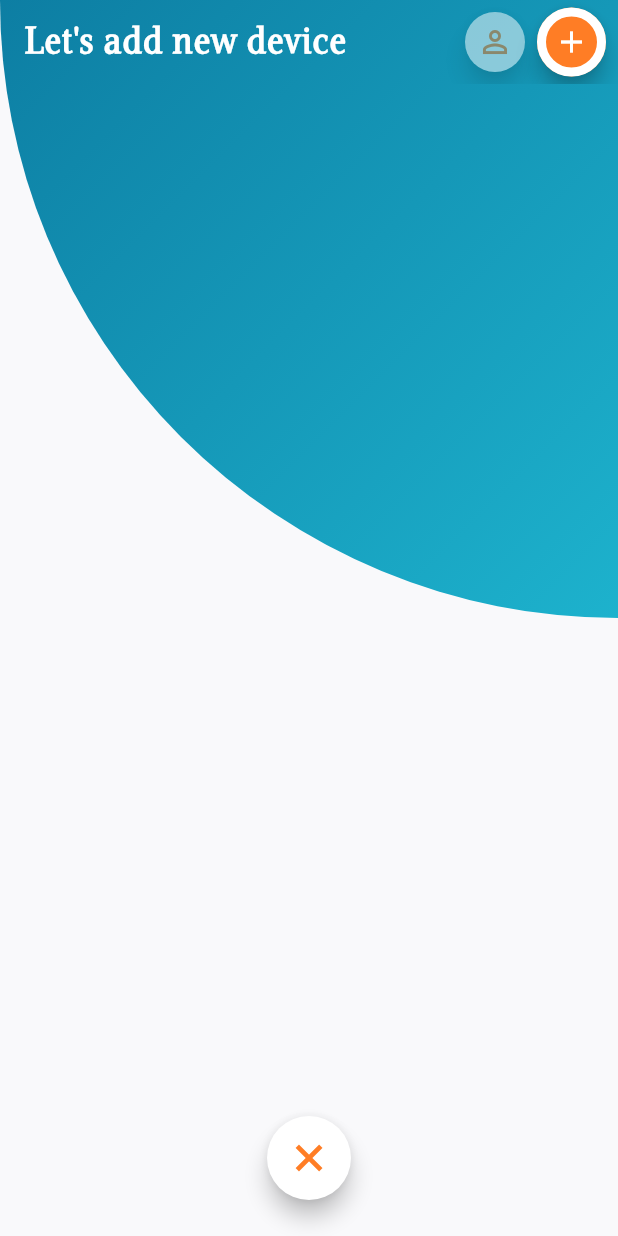
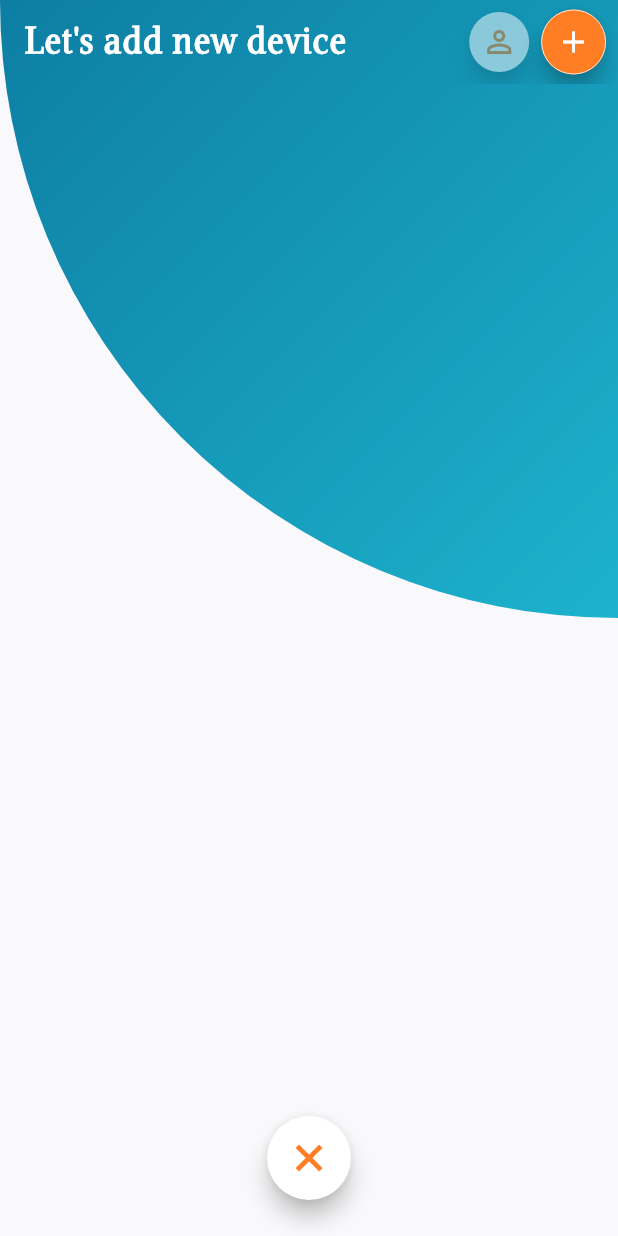
Before and after one commit to Defuera/copybot, a Flutter app: the screen it shows after launch, on a phone screen of 412 x 824 dp. Run offline on Flutter 3.47's test engine with Material 2 defaults, Android fonts, the phone set to English and light mode, and no system bars; our stand-ins replace bloc, flutter_bloc.

```diff
--- a/lib/devices/devices_bloc.dart
+++ b/lib/devices/devices_bloc.dart
@@ -11,12 +11,15 @@ class DevicesBloc extends Bloc<Event, ViewModel> {
       case Event.HIDE_ADD_DEVICE_REVEAL:
         yield ViewModel(showAddDevicesReveal: false);
         break;
+      case Event.SHOW_ADD_DEVICE_REVEAL:
+        yield ViewModel(showAddDevicesReveal: true);
+        break;
 //      case Event.NAVIGATE_TO_PROFILE:
 //        break;
 //      case Event.NAVIGATE_TO_ADD_DEVICE:
 //        break;
       default:
-        throw Exception("unkown error");
+        throw Exception("unkown state");
     }
   }
 }
@@ -30,6 +33,7 @@ class ViewModel {
 
 enum Event {
   HIDE_ADD_DEVICE_REVEAL,
+  SHOW_ADD_DEVICE_REVEAL,
 //  NAVIGATE_TO_PROFILE,
 //  NAVIGATE_TO_ADD_DEVICE
 }
--- a/lib/devices/devices_page.dart
+++ b/lib/devices/devices_page.dart
@@ -2,11 +2,10 @@ import 'dart:math';
 
 import 'package:bot/common/models/device.dart';
 import 'package:bot/common/theme.dart';
-import 'package:bot/common/utils/navigation_utils.dart';
 import 'package:bot/devices/devices_bloc.dart';
-import 'package:bot/devices/fancy_background.dart';
-import 'package:bot/new_device_wizard/wizard_page.dart';
-import 'package:bot/profile/profile_page.dart';
+import 'package:bot/devices/widgets/add_device_floating_button.dart';
+import 'package:bot/devices/widgets/fancy_background.dart';
+import 'package:bot/devices/widgets/profile_button.dart';
 import 'package:flutter/material.dart';
 import 'package:flutter_bloc/flutter_bloc.dart';
 
@@ -17,7 +16,7 @@ class DevicesPage extends StatefulWidget {
   _DevicesPageState createState() => _DevicesPageState();
 }
 
-class _DevicesPageState extends State<DevicesPage> {
+class _DevicesPageState extends State<DevicesPage> with SingleTickerProviderStateMixin<DevicesPage> {
   final bloc = DevicesBloc();
 
   @override
@@ -88,70 +87,10 @@ class _DevicesPageState extends State<DevicesPage> {
           style: Theme.of(context).textTheme.headline.apply(color: titleColor),
         ),
         actions: <Widget>[
-          _buildProfileButton(context, enableProfileButton),
-          _buildAddDeviceButton(context, showAddDeviceButtonBorder),
+          ProfileFloatingButton(enabled: enableProfileButton),
+          AddDeviceFloatingButton(bloc: bloc, showBorder: showAddDeviceButtonBorder),
         ],
       );
-
-  _buildProfileButton(BuildContext context, bool enable) => SizedBox(
-      width: BotDimens.actionButtonDiameter,
-      height: BotDimens.actionButtonDiameter,
-      child: Padding(
-        padding: const EdgeInsets.only(right: 8.0),
-        child: Opacity(
-          opacity: () {
-            if (enable) {
-              return 1.0;
-            } else {
-              return 0.5;
-            }
-          }(),
-          child: FloatingActionButton(
-            heroTag: null,
-            onPressed: () {
-              if (enable) {
-                return () => Navigator.pushNamed(context, ProfilePage.route);
-              } else {
-                return null;
-              }
-            }(),
-            tooltip: 'Increment',
-            child: Icon(
-              Icons.person_outline,
-              color: BotColors.orange,
-            ),
-            backgroundColor: Colors.white,
-          ),
-        ),
-      ));
-
-  _buildAddDeviceButton(BuildContext context, bool showBorder) {
-    final borderSize = () {
-      if (showBorder)
-        return 6.0;
-      else
-        return 0.0;
-    }(); //todo animate
-    return SizedBox(
-        width: BotDimens.actionButtonDiameter + borderSize,
-        height: BotDimens.actionButtonDiameter + borderSize,
-        child: Padding(
-          padding: const EdgeInsets.only(right: 8.0),
-          child: FloatingActionButton(
-            heroTag: null,
-            shape: CircleBorder(
-              side: BorderSide(
-                color: Colors.white,
-                width: borderSize,
-              ),
-            ),
-            onPressed: () => navigateTo(context, WizardPage()),
-            tooltip: 'Increment',
-            child: Icon(Icons.add),
-            backgroundColor: BotColors.orange,
-          ),
-        ));
-  }
 
   _buildCancelButton(BuildContext context) {
     var degreesInRadian45 = pi / 4.0;
--- /dev/null
+++ b/lib/devices/widgets/add_device_floating_button.dart
@@ -0,0 +1,82 @@
+import 'package:bloc/bloc.dart';
+import 'package:bot/common/theme.dart';
+import 'package:bot/devices/devices_bloc.dart';
+import 'package:flutter/material.dart';
+
+class AddDeviceFloatingButton extends StatefulWidget {
+  final Bloc bloc;
+  final bool showBorder;
+
+  AddDeviceFloatingButton({this.bloc, this.showBorder});
+
+  @override
+  _AddDeviceFloatingButtonState createState() => _AddDeviceFloatingButtonState(bloc: bloc, showBorder: showBorder);
+}
+
+class _AddDeviceFloatingButtonState extends State<AddDeviceFloatingButton>
+    with SingleTickerProviderStateMixin<AddDeviceFloatingButton> {
+  AnimationController controller;
+  Animation<double> animation;
+
+  final Bloc bloc;
+  final bool showBorder;
+
+  _AddDeviceFloatingButtonState({this.bloc, this.showBorder});
+
+  @override
+  void initState() {
+    super.initState();
+    controller = AnimationController(duration: const Duration(milliseconds: 1500), vsync: this);
+    animation = Tween(begin: 0.0, end: 1.0).animate(controller);
+    controller.repeat();
+  }
+
+  @override
+  Widget build(BuildContext context) =>
+      _AddDeviceFloatingButtonImpl(bloc: bloc, showBorder: showBorder, animation: animation);
+
+  dispose() {
+    controller.dispose();
+    super.dispose();
+  }
+}
+
+class _AddDeviceFloatingButtonImpl extends AnimatedWidget {
+  final Bloc bloc;
+  final bool showBorder;
+  final Animation animation;
+
+  _AddDeviceFloatingButtonImpl({this.bloc, this.showBorder, this.animation}) : super(listenable: animation);
+
+  @override
+  Widget build(BuildContext context) {
+    final borderSize = _getBorderSize();
+    return SizedBox(
+        width: BotDimens.actionButtonDiameter + borderSize,
+        height: BotDimens.actionButtonDiameter + borderSize,
+        child: Padding(
+          padding: const EdgeInsets.only(right: 8.0),
+          child: FloatingActionButton(
+            heroTag: null,
+            shape: CircleBorder(
+              side: BorderSide(
+                color: Colors.white,
+                width: borderSize,
+              ),
+            ),
+//            onPressed: () => navigateTo(context, WizardPage()),
+            onPressed: () => bloc.dispatch(Event.SHOW_ADD_DEVICE_REVEAL),
+            child: Icon(Icons.add),
+            backgroundColor: BotColors.orange,
+          ),
+        ));
+  }
+
+  _getBorderSize() {
+    if (!showBorder) {
+      return 0.0;
+    } else {
+      return 16.0 * animation.value;
+    }
+  }
+}
--- /dev/null
+++ b/lib/devices/widgets/profile_button.dart
@@ -0,0 +1,44 @@
+import 'package:bot/common/theme.dart';
+import 'package:bot/profile/profile_page.dart';
+import 'package:flutter/material.dart';
+
+class ProfileFloatingButton extends StatelessWidget {
+
+  final bool enabled;
+
+  ProfileFloatingButton({this.enabled});
+
+  @override
+  Widget build(BuildContext context) {
+    return SizedBox(
+        width: BotDimens.actionButtonDiameter,
+        height: BotDimens.actionButtonDiameter,
+        child: Padding(
+          padding: const EdgeInsets.only(right: 8.0),
+          child: Opacity(
+            opacity: () {
+              if (enabled) {
+                return 1.0;
+              } else {
+                return 0.5;
+              }
+            }(),
+            child: FloatingActionButton(
+              heroTag: null,
+              onPressed: () {
+                if (enabled) {
+                  return () => Navigator.pushNamed(context, ProfilePage.route);
+                } else {
+                  return null;
+                }
+              }(),
+              child: Icon(
+                Icons.person_outline,
+                color: BotColors.orange,
+              ),
+              backgroundColor: Colors.white,
+            ),
+          ),
+        ));
+  }
+}
```
Also changed, not shown: lib/devices/widgets/fancy_background.dart (renamed from lib/devices/fancy_background.dart).
